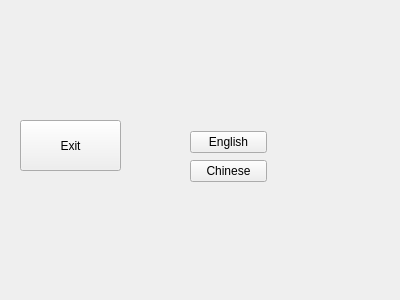
ToTPeople/testTTT, file CWindowDemo/CenterWidget.ui: the form before one commit.
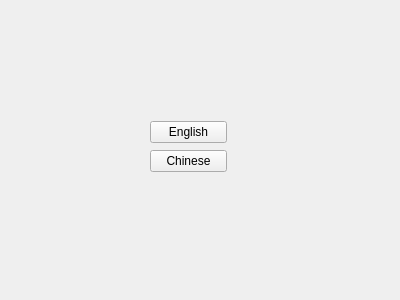
The form after the commit.

What changed in the file:
```diff
--- a/CWindowDemo/CenterWidget.ui
+++ b/CWindowDemo/CenterWidget.ui
@@ -13,24 +13,11 @@
   <property name="windowTitle">
    <string>Form</string>
   </property>
-  <widget class="QPushButton" name="btnCenterExit">
+  <widget class="QWidget" name="layoutWidget">
    <property name="geometry">
     <rect>
-     <x>20</x>
+     <x>150</x>
      <y>120</y>
-     <width>101</width>
-     <height>51</height>
-    </rect>
-   </property>
-   <property name="text">
-    <string>Exit</string>
-   </property>
-  </widget>
-  <widget class="QWidget" name="">
-   <property name="geometry">
-    <rect>
-     <x>190</x>
-     <y>130</y>
      <width>77</width>
      <height>54</height>
     </rect>
```
